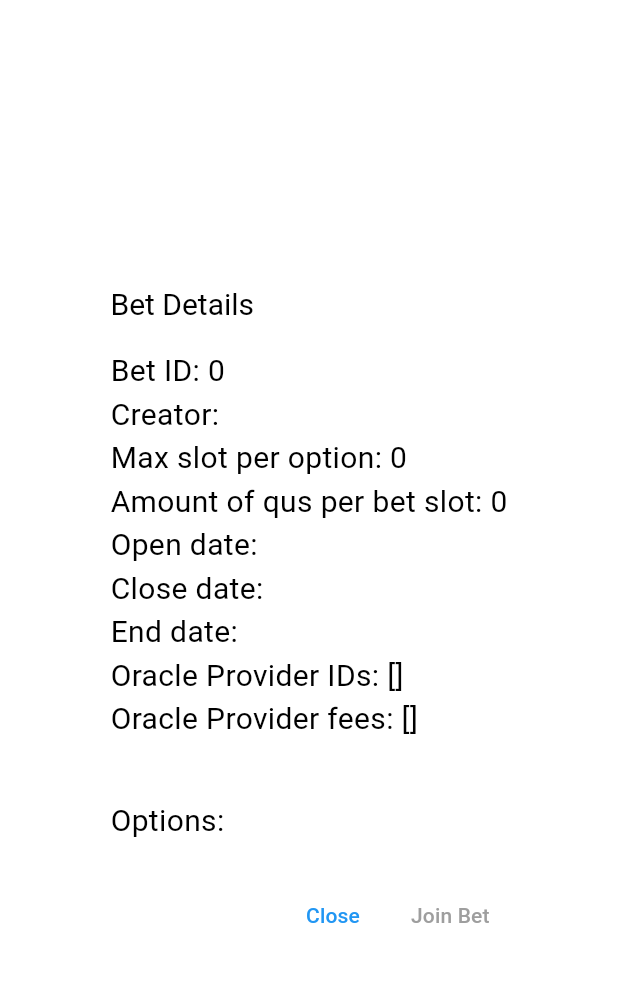
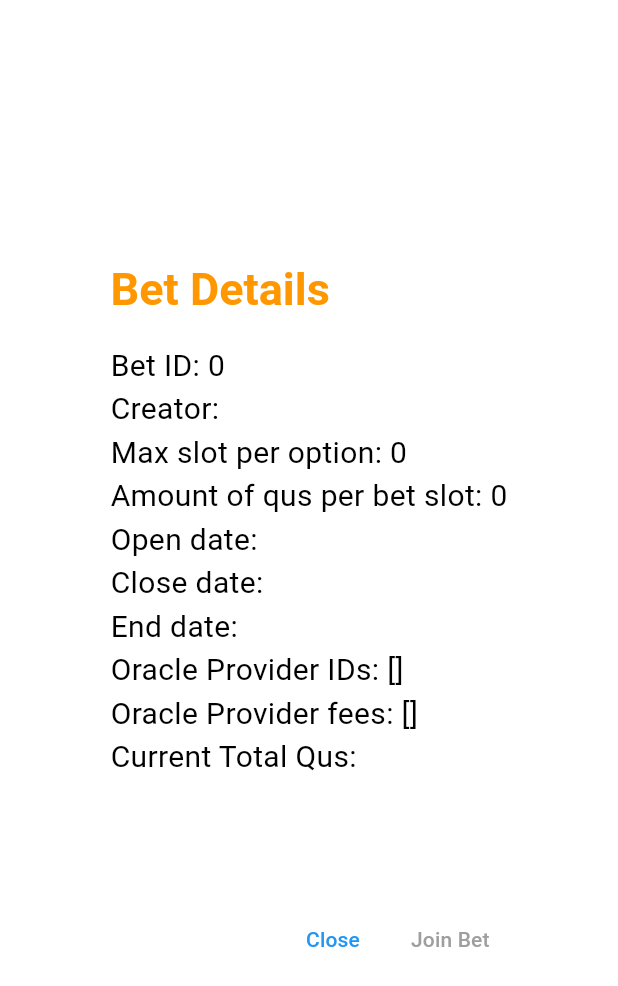
Before and after one commit to icyblob/betwebapp, a Flutter app: the BetDetailDialog widget shown alone on an empty page, opened directly with empty values, on a phone screen of 412 x 824 dp. Shown: the top 986 px of the screen. Run offline on Flutter 3.47's test engine with Material 3 defaults, Android fonts, the phone set to English and light mode, and no system bars; network calls fail.

```diff
--- a/lib/bet_detail_dialog.dart
+++ b/lib/bet_detail_dialog.dart
@@ -17,9 +17,13 @@ class BetDetailDialog extends StatefulWidget {
   final int no_ops;
   final List<String> oracle_id;
   final List<String> oracle_fee;
-  // final bool status;
+  final String current_total_qus;
+  final String current_num_selection;
+  final List<int> remaining_slots;
+  final List<Color> slot_colors;
 
-  BetDetailDialog({super.key,
+  BetDetailDialog({
+    super.key,
     required this.bet_id,
     required this.no_options,
     required this.creator,
@@ -34,7 +38,10 @@ class BetDetailDialog extends StatefulWidget {
     required this.no_ops,
     required this.oracle_id,
     required this.oracle_fee,
-    // required this.status
+    required this.current_total_qus,
+    required this.current_num_selection,
+    required this.remaining_slots,
+    required this.slot_colors,
   });
 
   @override
@@ -46,11 +53,12 @@ class _BetDetailDialogState extends State<BetDetailDialog> {
 
   @override
   Widget build(BuildContext context) {
+    var current_slot = widget.remaining_slots.map((slot) => widget.max_slot_per_option - slot).toList();
     return AlertDialog(
       backgroundColor: Colors.white,
       title: const Text(
         'Bet Details',
-        style: TextStyle(fontSize: 20.0),
+        style: TextStyle(fontSize: 30.0, fontWeight: FontWeight.bold, color: Colors.orange),
       ),
       content: SingleChildScrollView(
         child: ListBody(
@@ -92,20 +100,39 @@ class _BetDetailDialogState extends State<BetDetailDialog> {
               style: const TextStyle(fontSize: 20.0),
             ),
             Text(
-              widget.bet_desc,
+              'Current Total Qus: ${widget.current_total_qus}',
+              // Display the new field
               style: const TextStyle(fontSize: 20.0),
             ),
+            const SizedBox(height: 20.0),
+            Text(
+              widget.bet_desc,
+              style: const TextStyle(
+                  fontSize: 20.0,
+                  fontWeight: FontWeight.bold,
+                  color: Colors.green),
+            ),
             const SizedBox(height: 10.0),
-            const Text(
-              'Options:',
-              style: TextStyle(fontSize: 20.0),
-            ),
             for (var i = 0; i < widget.option_desc.length; i++)
               Padding(
                 padding: const EdgeInsets.symmetric(vertical: 5.0),
+                child: Row(
+                  children: [
+                    Container(
+                      width: 20,
+                      height: 20,
+                      decoration: BoxDecoration(
+                        shape: BoxShape.circle,
+                        color: widget.slot_colors[i],
+                      ),
+                    ),
+                    const SizedBox(width: 10.0),
+                    Expanded(
                       child: ElevatedButton(
                         style: ElevatedButton.styleFrom(
-                    backgroundColor: _selectedOption == i ? Colors.green : Colors.blue[900],
+                          backgroundColor: _selectedOption == i
+                              ? Colors.green
+                              : Colors.blue[900],
                           shape: RoundedRectangleBorder(
                             borderRadius: BorderRadius.circular(10.0),
                           ),
@@ -116,9 +143,13 @@ class _BetDetailDialogState extends State<BetDetailDialog> {
                           });
                         },
                         child: Text(
-                    widget.option_desc[i],
-                    style: const TextStyle(fontSize: 18.0, color: Colors.white),
+                          '${widget.option_desc[i]} (${current_slot[i]}/${widget.max_slot_per_option})',
+                          style: const TextStyle(
+                              fontSize: 18.0, color: Colors.white),
                         ),
+                      ),
+                    ),
+                  ],
                 ),
               ),
           ],
@@ -146,7 +177,8 @@ class _BetDetailDialogState extends State<BetDetailDialog> {
                 },
           child: Text(
             'Join Bet',
-            style: TextStyle(color: _selectedOption == null ? Colors.grey : Colors.blue),
+            style: TextStyle(
+                color: _selectedOption == null ? Colors.grey : Colors.blue),
           ),
         ),
       ],
--- a/lib/bet_home_page.dart
+++ b/lib/bet_home_page.dart
@@ -179,6 +179,8 @@ class BetList extends StatelessWidget {
             no_ops: bet['no_ops'],
             oracle_id: bet['oracle_id'].split(','),
             oracle_fee: bet['oracle_fee'].split(','),
+            current_total_qus: bet['current_total_qus'],
+            current_num_selection: bet['current_num_selection'],
           );
         },
       ),
```
Also changed, not shown: lib/bet_card.dart (+100 -7 lines), lib/create_bet_form.dart (+6 -6 lines). Lines whose indentation alone changed are shown as unchanged.
